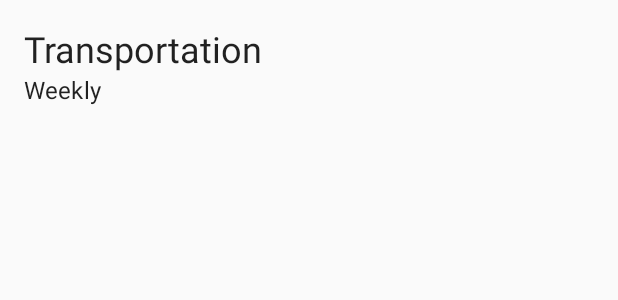
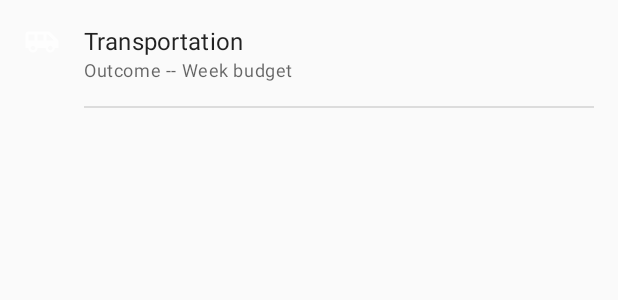
Before and after one commit to buiquanghuy23103/Fitsu, an Android app: the layout category_item.xml on its own in the app's theme, with its tools: preview values and no code run, on a phone screen of 412 x 824 dp. Shown: the top 300 px of the screen. Run offline under Robolectric (Android 15) with nearby library versions, the phone set to English and light mode, and no system bars.

Commit message:
Re-draw category item

```diff
--- /dev/null
+++ b/app/src/main/res/drawable-anydpi/ic_transportation.xml
@@ -0,0 +1,11 @@
+<vector xmlns:android="http://schemas.android.com/apk/res/android"
+    android:width="24dp"
+    android:height="24dp"
+    android:viewportWidth="24"
+    android:viewportHeight="24"
+    android:tint="#FFFFFF"
+    android:alpha="0.8">
+    <path
+        android:fillColor="#FF000000"
+        android:pathData="M17,5L3,5c-1.1,0 -2,0.89 -2,2v9h2c0,1.65 1.34,3 3,3s3,-1.35 3,-3h5.5c0,1.65 1.34,3 3,3s3,-1.35 3,-3L23,16v-5l-6,-6zM3,11L3,7h4v4L3,11zM6,17.5c-0.83,0 -1.5,-0.67 -1.5,-1.5s0.67,-1.5 1.5,-1.5 1.5,0.67 1.5,1.5 -0.67,1.5 -1.5,1.5zM13,11L9,11L9,7h4v4zM17.5,17.5c-0.83,0 -1.5,-0.67 -1.5,-1.5s0.67,-1.5 1.5,-1.5 1.5,0.67 1.5,1.5 -0.67,1.5 -1.5,1.5zM15,11L15,7h1l4,4h-5z"/>
+</vector>
--- a/app/src/main/res/layout/activity_main.xml
+++ b/app/src/main/res/layout/activity_main.xml
@@ -40,6 +40,7 @@
             android:id="@+id/bottom_navigation"
             android:layout_width="match_parent"
             android:layout_height="wrap_content"
+            app:labelVisibilityMode="unlabeled"
             app:menu="@menu/bottom_nav_menu" />
 
     </com.google.android.material.bottomappbar.BottomAppBar>
--- a/app/src/main/res/layout/category_item.xml
+++ b/app/src/main/res/layout/category_item.xml
@@ -1,5 +1,6 @@
 <?xml version="1.0" encoding="utf-8"?>
 <layout xmlns:android="http://schemas.android.com/apk/res/android"
+    xmlns:app="http://schemas.android.com/apk/res-auto"
     xmlns:tools="http://schemas.android.com/tools">
 
     <data>
@@ -13,18 +14,36 @@
             type="com.huy.fitsu.categories.CategoriesViewModel" />
     </data>
 
-    <LinearLayout
+    <androidx.constraintlayout.widget.ConstraintLayout
         android:layout_width="match_parent"
         android:layout_height="wrap_content"
+        android:layout_margin="@dimen/layout_margin_large">
+
+        <ImageView
+            android:id="@+id/category_icon"
+            android:layout_width="@dimen/icon_size"
+            android:layout_height="@dimen/icon_size"
+            android:src="@drawable/ic_transportation"
+            app:layout_constraintLeft_toLeftOf="parent"
+            app:layout_constraintTop_toTopOf="parent" />
+
+        <LinearLayout
+            android:id="@+id/category_info_container"
+            android:layout_width="0dp"
+            android:layout_height="wrap_content"
+            android:layout_marginStart="16dp"
             android:orientation="vertical"
-        android:layout_margin="@dimen/layout_margin_large">
+            app:layout_constraintEnd_toEndOf="parent"
+            app:layout_constraintStart_toEndOf="@id/category_icon"
+            app:layout_constraintBottom_toTopOf="@id/category_item_divider"
+            app:layout_constraintTop_toTopOf="parent">
 
             <TextView
                 android:id="@+id/category_item_title"
                 android:layout_width="match_parent"
                 android:layout_height="wrap_content"
                 android:text="@{category.title}"
-            android:textAppearance="@style/TextAppearance.MaterialComponents.Headline5"
+                android:textAppearance="@style/TextAppearance.MaterialComponents.Subtitle1"
                 tools:text="Transportation" />
 
             <TextView
@@ -32,8 +51,21 @@
                 android:layout_width="match_parent"
                 android:layout_height="wrap_content"
                 android:text="@{category.budgetDuration.name()}"
-            android:textAppearance="@style/TextAppearance.MaterialComponents.Subtitle1"
-            tools:text="Weekly" />
+                android:textAppearance="@style/TextAppearance.MaterialComponents.Caption"
+                tools:text="Outcome -- Week budget" />
+        </LinearLayout>
 
-    </LinearLayout>
+
+        <View
+            android:id="@+id/category_item_divider"
+            android:layout_width="0dp"
+            android:layout_height="1dp"
+            android:background="?android:attr/listDivider"
+            app:layout_constraintEnd_toEndOf="parent"
+            app:layout_constraintStart_toStartOf="@id/category_info_container"
+            app:layout_constraintTop_toBottomOf="@id/category_info_container"
+            android:layout_marginTop="@dimen/layout_margin_large"/>
+
+
+    </androidx.constraintlayout.widget.ConstraintLayout>
 </layout>
--- a/app/src/main/res/values/dimens.xml
+++ b/app/src/main/res/values/dimens.xml
@@ -5,4 +5,7 @@
     <dimen name="layout_margin_large">16dp</dimen>
     <dimen name="layout_margin_extra_large">32dp</dimen>
 
+    <!--  Icons  -->
+    <dimen name="icon_size">24dp</dimen>
+
 </resources>
```
Also changed, not shown: app/src/main/res/drawable-hdpi/ic_transportation.png (added), app/src/main/res/drawable-mdpi/ic_transportation.png (added), app/src/main/res/drawable-xhdpi/ic_transportation.png (added), app/src/main/res/drawable-xxhdpi/ic_transportation.png (added). Lines whose indentation alone changed are shown as unchanged.
